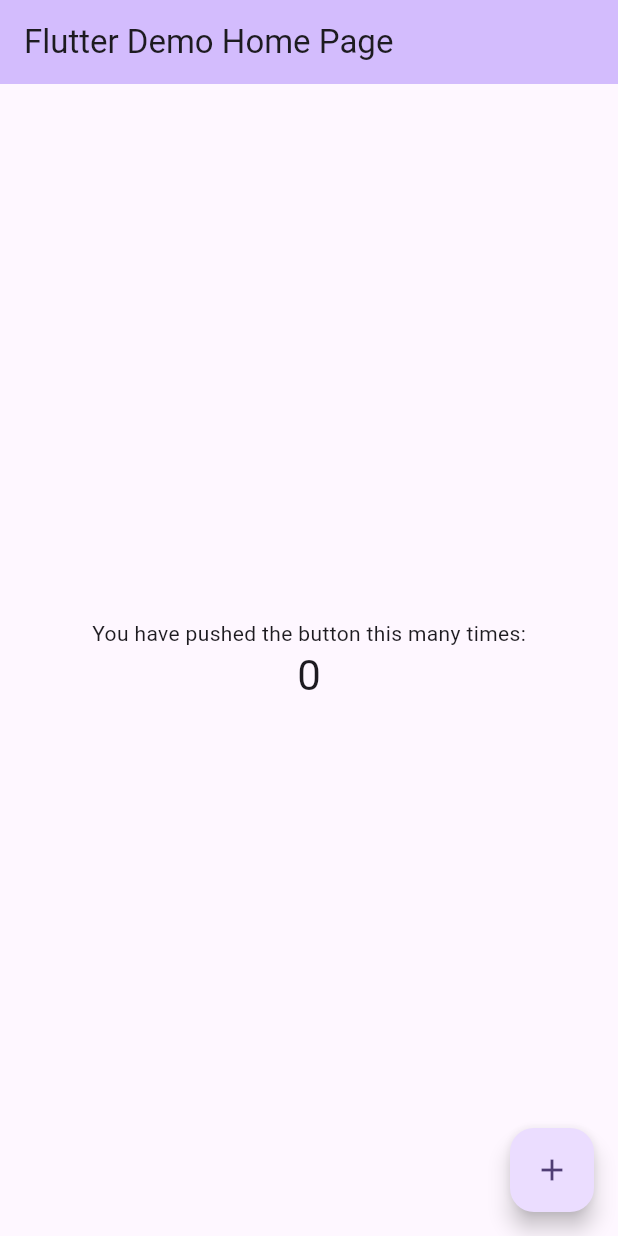
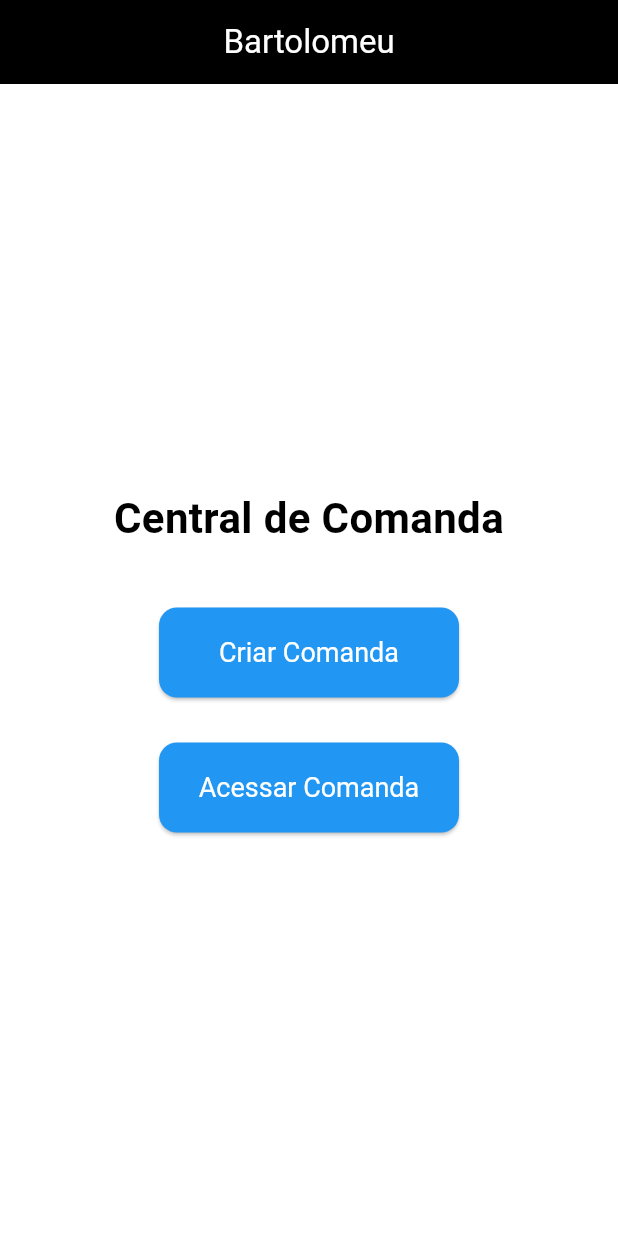
Before and after one commit to Dallacqua90125/Command_app, a Flutter app: the screen it shows after launch, on a phone screen of 412 x 824 dp. Run offline on Flutter 3.47's test engine with Material 3 defaults, Android fonts, the light colour scheme and no system bars; Roboto replaces fonts that are missing (Poppins).

Commit message:
Criando a página

```diff
--- a/command_flutter/lib/main.dart
+++ b/command_flutter/lib/main.dart
@@ -1,3 +1,4 @@
+import 'package:command_flutter/pages/home.dart';
 import 'package:flutter/material.dart';
 
 void main() {
@@ -10,116 +11,9 @@
   // This widget is the root of your application.
   @override
   Widget build(BuildContext context) {
-    return MaterialApp(
-      title: 'Flutter Demo',
-      theme: ThemeData(
-        // This is the theme of your application.
-        //
-        // TRY THIS: Try running your application with "flutter run". You'll see
-        // the application has a purple toolbar. Then, without quitting the app,
-        // try changing the seedColor in the colorScheme below to Colors.green
-        // and then invoke "hot reload" (save your changes or press the "hot
-        // reload" button in a Flutter-supported IDE, or press "r" if you used
-        // the command line to start the app).
-        //
-        // Notice that the counter didn't reset back to zero; the application
-        // state is not lost during the reload. To reset the state, use hot
-        // restart instead.
-        //
-        // This works for code too, not just values: Most code changes can be
-        // tested with just a hot reload.
-        colorScheme: ColorScheme.fromSeed(seedColor: Colors.deepPurple),
-        useMaterial3: true,
-      ),
-      home: const MyHomePage(title: 'Flutter Demo Home Page'),
+    return const MaterialApp(
+      debugShowCheckedModeBanner: false,
+      home: HomePage()
     );
   }
 }
-
-class MyHomePage extends StatefulWidget {
-  const MyHomePage({super.key, required this.title});
-
-  // This widget is the home page of your application. It is stateful, meaning
-  // that it has a State object (defined below) that contains fields that affect
-  // how it looks.
-
-  // This class is the configuration for the state. It holds the values (in this
-  // case the title) provided by the parent (in this case the App widget) and
-  // used by the build method of the State. Fields in a Widget subclass are
-  // always marked "final".
-
-  final String title;
-
-  @override
-  State<MyHomePage> createState() => _MyHomePageState();
-}
-
-class _MyHomePageState extends State<MyHomePage> {
-  int _counter = 0;
-
-  void _incrementCounter() {
-    setState(() {
-      // This call to setState tells the Flutter framework that something has
-      // changed in this State, which causes it to rerun the build method below
-      // so that the display can reflect the updated values. If we changed
-      // _counter without calling setState(), then the build method would not be
-      // called again, and so nothing would appear to happen.
-      _counter++;
-    });
-  }
-
-  @override
-  Widget build(BuildContext context) {
-    // This method is rerun every time setState is called, for instance as done
-    // by the _incrementCounter method above.
-    //
-    // The Flutter framework has been optimized to make rerunning build methods
-    // fast, so that you can just rebuild anything that needs updating rather
-    // than having to individually change instances of widgets.
-    return Scaffold(
-      appBar: AppBar(
-        // TRY THIS: Try changing the color here to a specific color (to
-        // Colors.amber, perhaps?) and trigger a hot reload to see the AppBar
-        // change color while the other colors stay the same.
-        backgroundColor: Theme.of(context).colorScheme.inversePrimary,
-        // Here we take the value from the MyHomePage object that was created by
-        // the App.build method, and use it to set our appbar title.
-        title: Text(widget.title),
-      ),
-      body: Center(
-        // Center is a layout widget. It takes a single child and positions it
-        // in the middle of the parent.
-        child: Column(
-          // Column is also a layout widget. It takes a list of children and
-          // arranges them vertically. By default, it sizes itself to fit its
-          // children horizontally, and tries to be as tall as its parent.
-          //
-          // Column has various properties to control how it sizes itself and
-          // how it positions its children. Here we use mainAxisAlignment to
-          // center the children vertically; the main axis here is the vertical
-          // axis because Columns are vertical (the cross axis would be
-          // horizontal).
-          //
-          // TRY THIS: Invoke "debug painting" (choose the "Toggle Debug Paint"
-          // action in the IDE, or press "p" in the console), to see the
-          // wireframe for each widget.
-          mainAxisAlignment: MainAxisAlignment.center,
-          children: <Widget>[
-            const Text(
-              'You have pushed the button this many times:',
-            ),
-            Text(
-              '$_counter',
-              style: Theme.of(context).textTheme.headlineMedium,
-            ),
-          ],
-        ),
-      ),
-      floatingActionButton: FloatingActionButton(
-        onPressed: _incrementCounter,
-        tooltip: 'Increment',
-        child: const Icon(Icons.add),
-      ), // This trailing comma makes auto-formatting nicer for build methods.
-    );
-  }
-}
--- /dev/null
+++ b/command_flutter/lib/pages/home.dart
@@ -0,0 +1,141 @@
+import 'package:flutter/material.dart';
+import 'package:flutter/services.dart';
+
+class HomePage extends StatelessWidget {
+  const HomePage({super.key});
+
+  void _showCommandPopup(BuildContext context) {
+    TextEditingController commandController = TextEditingController();
+
+    showDialog(
+      context: context,
+      builder: (BuildContext context) {
+        return AlertDialog(
+          shape: RoundedRectangleBorder(
+            borderRadius: BorderRadius.circular(15), // Borda arredondada no popup
+          ),
+          title: const Text(
+            'Acessar Comanda',
+            style: TextStyle(fontSize: 20, color: Colors.black),
+          ),
+          content: TextField(
+            controller: commandController,
+            keyboardType: TextInputType.number,
+            decoration: const InputDecoration(
+              hintText: 'Digite o número da comanda',
+              border: OutlineInputBorder(),
+              focusedBorder: OutlineInputBorder(
+                borderSide: BorderSide(color: Colors.blue),
+              ),
+              contentPadding: EdgeInsets.symmetric(horizontal: 16, vertical: 12),
+            ),
+            style: TextStyle(fontSize: 18),
+          ),
+          actions: [
+            TextButton(
+              onPressed: () {
+                Navigator.of(context).pop(); // Fecha o popup
+              },
+              child: const Text('Cancelar', style: TextStyle(color: Colors.red)),
+            ),
+            TextButton(
+              onPressed: () {
+                String commandNumber = commandController.text;
+                if (commandNumber.isNotEmpty) {
+                  // Lógica para acessar a comanda
+                  print('Número da comanda: $commandNumber');
+                  Navigator.of(context).pop(); // Fecha o popup
+                } else {
+                  // Mostra uma mensagem de erro
+                  ScaffoldMessenger.of(context).showSnackBar(
+                    const SnackBar(
+                      content: Text('Por favor, insira o número da comanda.'),
+                      backgroundColor: Colors.red,
+                    ),
+                  );
+                }
+              },
+              child: const Text('Confirmar', style: TextStyle(color: Colors.green)),
+            ),
+          ],
+        );
+      },
+    );
+  }
+
+  @override
+  Widget build(BuildContext context) {
+    return Scaffold(
+      backgroundColor: Colors.white, // Fundo branco
+      appBar: AppBar(
+        title: const Text(
+          'Bartolomeu',
+          style: TextStyle(color: Colors.white, fontFamily: 'Poppins'),
+        ),
+        centerTitle: true,
+        backgroundColor: Colors.black, // Cor da barra de app em preto
+        systemOverlayStyle: SystemUiOverlayStyle.dark.copyWith(
+          statusBarColor: Colors.black,
+          statusBarIconBrightness: Brightness.light,
+        ),
+      ),
+      body: Padding(
+        padding: const EdgeInsets.all(16.0), // Adiciona um padding geral
+        child: Center(
+          child: Column(
+            mainAxisAlignment: MainAxisAlignment.center,
+            children: [
+              const Text(
+                'Central de Comanda',
+                style: TextStyle(
+                  fontSize: 28,
+                  fontWeight: FontWeight.bold,
+                  fontFamily: 'Poppins',
+                  color: Colors.black, // Cor do texto em preto
+                ),
+                textAlign: TextAlign.center,
+              ),
+              const SizedBox(height: 40),
+              ElevatedButton(
+                onPressed: () {
+                  print('Criar comanda');
+                },
+                style: ElevatedButton.styleFrom(
+                  minimumSize: const Size(200, 60),
+                  shape: RoundedRectangleBorder(
+                    borderRadius: BorderRadius.circular(12), // Borda arredondada no botão
+                  ),
+                  backgroundColor: Colors.blue, // Cor azul para o botão
+                  textStyle: const TextStyle(fontSize: 18, fontFamily: 'Poppins'),
+                ),
+                child: const Text('Criar Comanda', style: TextStyle(color: Colors.white)),
+              ),
+              const SizedBox(height: 30),
+              ElevatedButton(
+                onPressed: () => _showCommandPopup(context),
+                style: ElevatedButton.styleFrom(
+                  minimumSize: const Size(200, 60),
+                  shape: RoundedRectangleBorder(
+                    borderRadius: BorderRadius.circular(12),
+                  ),
+                  backgroundColor: Colors.blue, // Cor azul para o botão
+                  textStyle: const TextStyle(fontSize: 18, fontFamily: 'Poppins'),
+                ),
+                child: const Text('Acessar Comanda', style: TextStyle(color: Colors.white)),
+              ),
+            ],
+          ),
+        ),
+      ),
+    );
+  }
+}
+
+void main() {
+  runApp(
+    const MaterialApp(
+      debugShowCheckedModeBanner: false,
+      home: HomePage(),
+    ),
+  );
+}
--- a/command_flutter/pubspec.yaml
+++ b/command_flutter/pubspec.yaml
@@ -28,6 +28,7 @@ environment:
 # the latest version available on pub.dev. To see which dependencies have newer
 # versions available, run `flutter pub outdated`.
 dependencies:
+  google_fonts: ^2.1.0
   flutter:
     sdk: flutter
 
```
Also changed, not shown: command_flutter/flutter_01.png (added), command_flutter/pubspec.lock.
